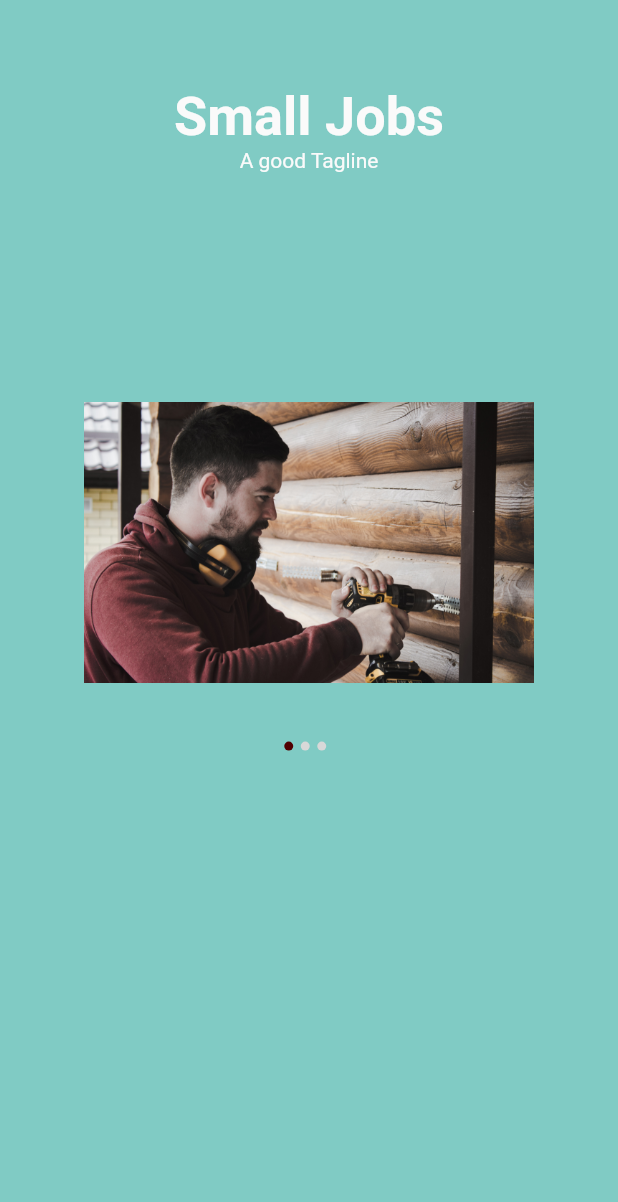
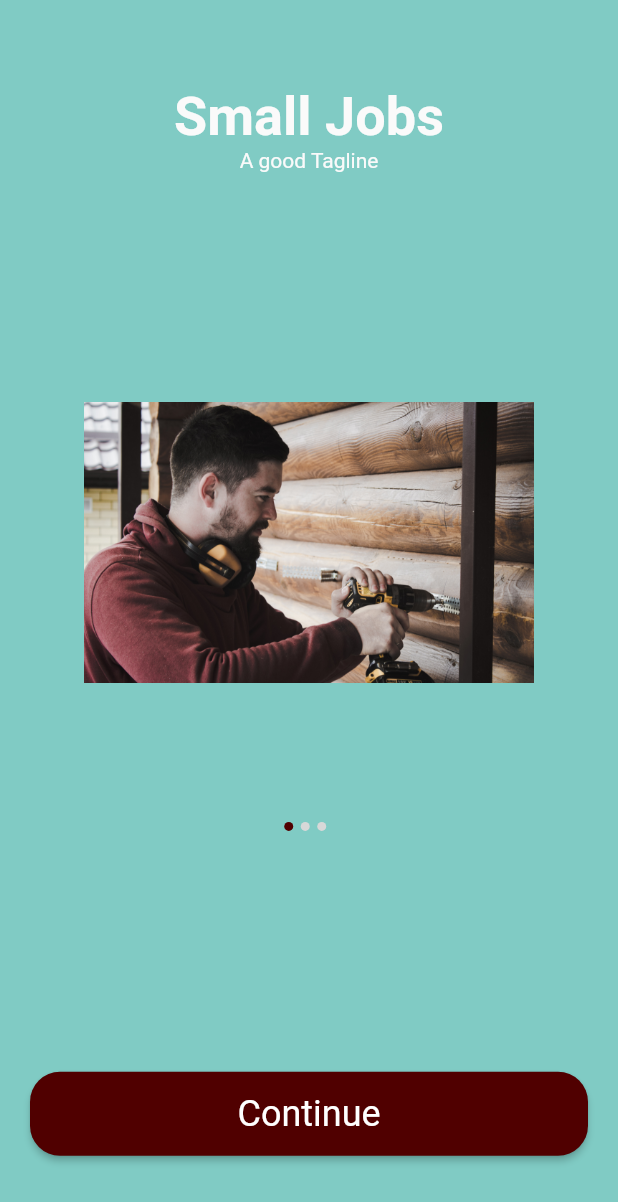
Before and after one commit to binojmc/small_jobs, a Flutter app: the screen it shows after launch, on a phone screen of 412 x 824 dp. Shown: the top 1202 px of the screen. Run offline on Flutter 3.47's test engine with Material 2 defaults, Android fonts, the phone set to English and light mode, and no system bars.

Commit message:
Default Button implemented

```diff
--- /dev/null
+++ b/lib/components/default_button.dart
@@ -0,0 +1,32 @@
+import 'package:flutter/material.dart';
+
+import '../constants.dart';
+
+class DefaultButton extends StatelessWidget {
+  const DefaultButton({
+    Key? key,
+    required this.text,
+    required this.press,
+  }) : super(key: key);
+  final String text;
+  final Function press;
+
+  @override
+  Widget build(BuildContext context) {
+    return SizedBox(
+      width: double.infinity,
+      height: 56,
+      child: ElevatedButton(
+          style: ElevatedButton.styleFrom(
+              shape: RoundedRectangleBorder(
+                  borderRadius: BorderRadius.circular(20)),
+              primary: kSecondaryColor,
+              textStyle: TextStyle(
+                fontSize: 24,
+                color: kTextColor,
+              )),
+          onPressed: () {},
+          child: Text(text)),
+    );
+  }
+}
--- a/lib/screens/splash/components/body.dart
+++ b/lib/screens/splash/components/body.dart
@@ -1,4 +1,5 @@
 import 'package:flutter/material.dart';
+import 'package:small_jobs/components/default_button.dart';
 import 'package:small_jobs/constants.dart';
 
 import 'splash_content.dart';
@@ -51,16 +52,28 @@ class _BodyState extends State<Body> {
             ),
             Expanded(
               flex: 2,
+              child: Padding(
+                padding: EdgeInsets.symmetric(
+                  horizontal: 20,
+                ),
                 child: Column(
                   children: <Widget>[
+                    Spacer(),
                     Row(
                       mainAxisAlignment: MainAxisAlignment.center,
                       children: List.generate(
                         splashData.length,
                         (index) => buildDot(index: index),
                       ),
-                  )
+                    ),
+                    Spacer(flex: 3),
+                    DefaultButton(
+                      text: "Continue",
+                      press: () {},
+                    ),
+                    Spacer(),
                   ],
+                ),
               ),
             )
           ],
```
Lines whose indentation alone changed are shown as unchanged.
